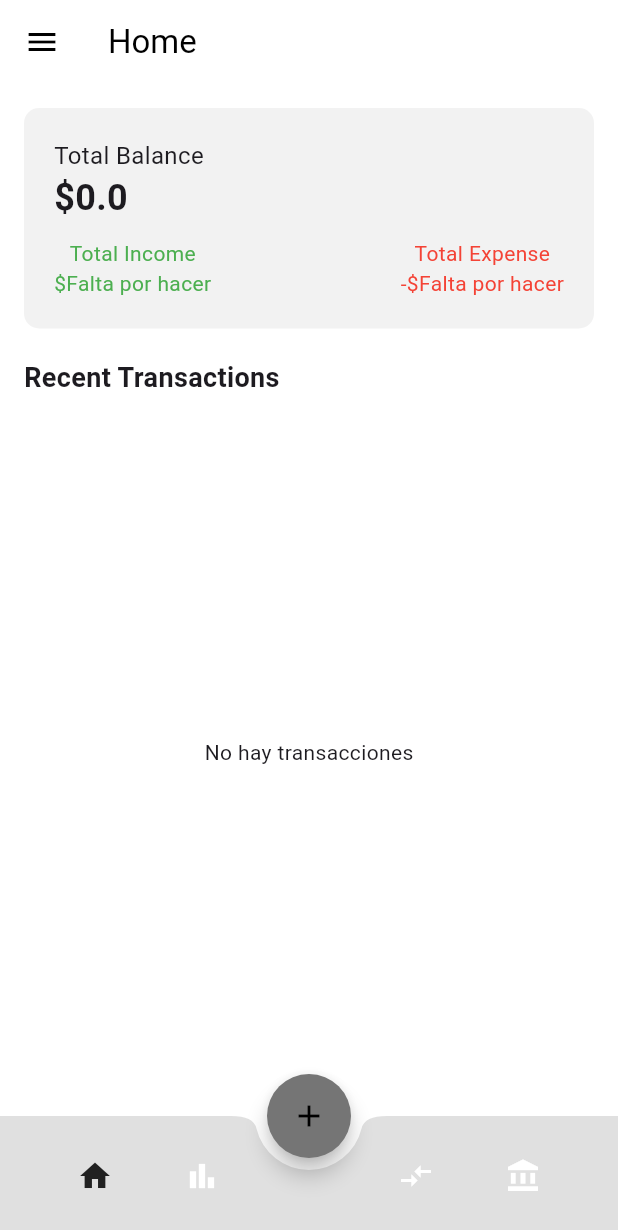
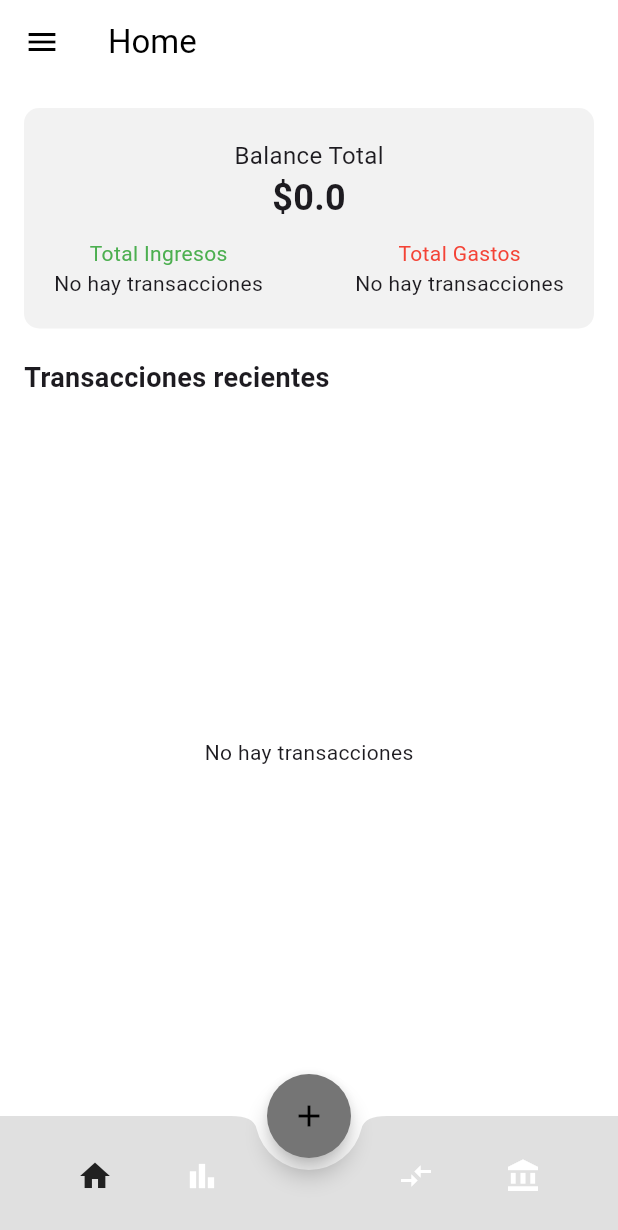
Before and after one commit to Kevindasilvaa/Proyecto_ingenieria_software, a Flutter app: the HomePage screen opened by its route, on a phone screen of 412 x 824 dp. Shown: the top 1230 px of the screen. Run offline on Flutter 3.47's test engine with Material 3 defaults, Android fonts, the phone set to English and light mode, and no system bars; our stand-ins replace cloud_firestore, firebase_auth, firebase_core; accounts and stored records are empty.

Commit message:
avances home y arreglo agregar transaccion

```diff
--- a/lib/models/clases/cuenta.dart
+++ b/lib/models/clases/cuenta.dart
@@ -1,3 +1,58 @@
+// import 'dart:math';
+
+// class Cuenta {
+//   final String nombre;
+//   final String tipo;
+//   final double saldo;
+//   final DateTime fechaCreacion;
+//   final String userEmail;
+//   final String tipoMoneda;
+//   late String idCuenta;
+
+//   Cuenta({
+//     required this.nombre,
+//     required this.tipo,
+//     required this.saldo,
+//     required this.fechaCreacion,
+//     required this.userEmail,
+//     required this.tipoMoneda,
+//     idCuenta,
+//   }) {
+//     generarIdCuenta(); // Generar el ID al crear la cuenta
+//   }
+
+//   Map<String, dynamic> toMap() {
+//     return {
+//       'nombre': nombre,
+//       'tipo': tipo,
+//       'saldo': saldo,
+//       'fechaCreacion': fechaCreacion.toIso8601String(),
+//       'userEmail': userEmail,
+//       'tipoMoneda': tipoMoneda,
+//       'idCuenta': idCuenta,
+//     };
+//   }
+
+//   factory Cuenta.fromMap(Map<String, dynamic> data) {
+//     return Cuenta(
+//       nombre: data['nombre'],
+//       tipo: data['tipo'],
+//       saldo: (data['saldo'] as num).toDouble(),
+//       fechaCreacion: DateTime.parse(data['fechaCreacion']),
+//       userEmail: data['userEmail'],
+//       tipoMoneda: data['tipoMoneda'],
+//       idCuenta: data['idCuenta'],
+//     );
+//   }
+
+//   void generarIdCuenta() {
+//     const caracteres = 'abcdefghijklmnopqrstuvwxyzABCDEFGHIJKLMNOPQRSTUVWXYZ0123456789';
+//     Random random = Random();
+//     idCuenta = String.fromCharCodes(
+//       Iterable.generate(50, (_) => caracteres.codeUnitAt(random.nextInt(caracteres.length))),
+//     );
+//   }
+// }
 import 'dart:math';
 
 class Cuenta {
@@ -16,9 +71,9 @@ class Cuenta {
     required this.fechaCreacion,
     required this.userEmail,
     required this.tipoMoneda,
-    idCuenta,
+    String? idCuenta,  // Se hace opcional
   }) {
-    generarIdCuenta(); // Generar el ID al crear la cuenta
+    this.idCuenta = idCuenta ?? generarIdCuenta(); // Si no se pasa, se genera
   }
 
   Map<String, dynamic> toMap() {
@@ -41,14 +96,14 @@ class Cuenta {
       fechaCreacion: DateTime.parse(data['fechaCreacion']),
       userEmail: data['userEmail'],
       tipoMoneda: data['tipoMoneda'],
-      idCuenta: data['idCuenta'],
+      idCuenta: data['idCuenta'], // Se pasa el idCuenta directamente
     );
   }
 
-  void generarIdCuenta() {
+  String generarIdCuenta() {
     const caracteres = 'abcdefghijklmnopqrstuvwxyzABCDEFGHIJKLMNOPQRSTUVWXYZ0123456789';
     Random random = Random();
-    idCuenta = String.fromCharCodes(
+    return String.fromCharCodes(
       Iterable.generate(50, (_) => caracteres.codeUnitAt(random.nextInt(caracteres.length))),
     );
   }
--- a/lib/views/screens/home.dart
+++ b/lib/views/screens/home.dart
@@ -1,162 +1,14 @@
-// import 'package:firebase_auth/firebase_auth.dart';
-// import 'package:flutter/material.dart';
-// import 'package:moni/controllers/cuenta_controller.dart';
-// import 'package:moni/controllers/user_controller.dart';
-// import 'package:provider/provider.dart';
-// import 'package:moni/views/widgets/NavBar.dart';
-// import 'package:moni/views/widgets/CustomDrawer.dart';
-// import 'package:moni/views/widgets/RecentTransactionsView.dart';
-
-// class HomePage extends StatefulWidget {
-//   @override
-//   _HomePageState createState() => _HomePageState();
-// }
-
-// class _HomePageState extends State<HomePage> {
-//   bool _isLoading = true;
-
-//   @override
-//   void initState() {
-//     super.initState();
-//     WidgetsBinding.instance.addPostFrameCallback((_) {
-//       FirebaseAuth.instance.authStateChanges().listen((User? user) {
-//         if (user == null) {
-//           Navigator.of(context).pushNamed('/');
-//         } else {
-//           _loadData(user);
-//         }
-//       });
-//     });
-//   }
-
-//   Future<void> _loadData(User user) async {
-//     final cuentaController = Provider.of<CuentaController>(context, listen: false);
-
-//     try {
-//       await cuentaController.cargarCuentas(user.email!);
-//       setState(() {
-//         _isLoading = false;
-//       });
-//     } catch (error) {
-//       print('Error al cargar datos: $error');
-//       setState(() {
-//         _isLoading = false;
-//       });
-//       ScaffoldMessenger.of(context).showSnackBar(
-//         SnackBar(content: Text('Error al cargar las cuentas: $error')),
-//       );
-//     }
-//   }
-
-//   @override
-//   Widget build(BuildContext context) {
-//     final userController = Provider.of<UserController>(context);
-//     final cuentaController = Provider.of<CuentaController>(context); // Access cuentaController here
-
-//     return Scaffold(
-//       appBar: AppBar(
-//         backgroundColor: const Color(0xFFFFFFFF),
-//         title: const Text('Home', style: TextStyle(color: Colors.black)),
-//         iconTheme: const IconThemeData(color: Colors.black),
-//       ),
-//       drawer: CustomDrawer(),
-//       body: Column(
-//         children: [
-//           Expanded(
-//             child: _isLoading
-//                 ? const Center(child: CircularProgressIndicator())
-//                 : SafeArea(
-//               child: Padding(
-//                 padding: const EdgeInsets.all(16.0),
-//                 child: Column(
-//                   crossAxisAlignment: CrossAxisAlignment.start,
-//                   children: [
-//                     _buildBalanceCard(cuentaController), // Pass cuentaController
-//                     const SizedBox(height: 20),
-//                     const Text('Recent Transactions',
-//                         style: TextStyle(
-//                             fontSize: 18, fontWeight: FontWeight.bold)),
-//                     const SizedBox(height: 10),
-//                     Expanded(
-//                       child: RecentTransactionsView(),
-//                     ),
-//                   ],
-//                 ),
-//               ),
-//             ),
-//           ),
-//           Container(
-//             height: 80.0,
-//             child: NavBar(
-//               onPlusPressed: () {
-//                 Navigator.of(context).pushNamed('/addTransactions');
-//               },
-//               currentPage: '/home',
-//             ),
-//           ),
-//         ],
-//       ),
-//     );
-//   }
-
-//   Widget _buildBalanceCard(CuentaController cuentaController) { // Receive cuentaController
-//     return Container(
-//       padding: const EdgeInsets.all(20),
-//       decoration: BoxDecoration(
-//         color: const Color(0xFFF2F2F2),
-//         borderRadius: BorderRadius.circular(10),
-//       ),
-//       child: Column(
-//         crossAxisAlignment: CrossAxisAlignment.start,
-//         children: [
-//           const Text('Total Balance', style: TextStyle(fontSize: 16)),
-//           Text(
-//             '\$${cuentaController.calcularBalanceTotal()}',
-//             style: const TextStyle(fontSize: 24, fontWeight: FontWeight.bold),
-//           ),
-//           const SizedBox(height: 10),
-//           Row(
-//             mainAxisAlignment: MainAxisAlignment.spaceBetween,
-//             children: [
-//               Column(
-//                 children: [
-//                   const Text('Total Income',
-//                       style: TextStyle(color: Colors.green)),
-//                   Text('\$${'Falta por hacer'}',
-//                       style: const TextStyle(color: Colors.green)),
-//                 ],
-//               ),
-//               Column(
-//                 children: [
-//                   const Text('Total Expense',
-//                       style: TextStyle(color: Colors.red)),
-//                   Text('-\$${'Falta por hacer'}',
-//                       style: const TextStyle(color: Colors.red)),
-//                 ],
-//               ),
-//             ],
-//           ),
-//         ],
-//       ),
-//     );
-//   }
-
-//   Future<void> _logout() async {
-//     final userController = Provider.of<UserController>(context, listen: false);
-//     await userController.logOut();
-//     ScaffoldMessenger.of(context).showSnackBar(
-//         const SnackBar(content: Text('Cierre de sesión exitoso.')));
-//     Navigator.pushNamed(context, '/');
-//   }
-// }
 import 'package:firebase_auth/firebase_auth.dart';
 import 'package:flutter/material.dart';
 import 'package:moni/controllers/cuenta_controller.dart';
+import 'package:moni/controllers/transaccion_controller.dart';
 import 'package:moni/controllers/user_controller.dart';
+import 'package:moni/models/clases/transaccion.dart';
 import 'package:provider/provider.dart';
 import 'package:moni/views/widgets/NavBar.dart';
 import 'package:moni/views/widgets/CustomDrawer.dart';
 import 'package:moni/views/widgets/RecentTransactionsView.dart';
+import 'package:intl/intl.dart';
 
 class HomePage extends StatefulWidget {
   @override
@@ -210,30 +62,28 @@ class _HomePageState extends State<HomePage> {
         iconTheme: const IconThemeData(color: Colors.black),
       ),
       drawer: CustomDrawer(),
-      body: Column( // <-- Main Column
+      body: Column(
         children: [
-          Expanded( // <-- Expanded for the main content
+          Expanded(
             child: _isLoading
                 ? const Center(child: CircularProgressIndicator())
-                : Padding( // <-- Padding instead of SafeArea
+                : Padding(
                     padding: const EdgeInsets.all(16.0),
-              child: Column( // <-- Column inside Padding
+                    child: Column(
                       crossAxisAlignment: CrossAxisAlignment.start,
                       children: [
                         _buildBalanceCard(cuentaController),
                         const SizedBox(height: 20),
-                  const Text('Recent Transactions',
+                        const Text('Transacciones recientes',
                             style: TextStyle(
                                 fontSize: 18, fontWeight: FontWeight.bold)),
                         const SizedBox(height: 10),
-                  Expanded(
-                    child: RecentTransactionsView(),
-                  ),
+                        Expanded(child: RecentTransactionsView()),
                       ],
                     ),
                   ),
           ),
-          Container( // <-- NavBar remains outside Expanded
+          Container(
             height: 80.0,
             child: NavBar(
               onPlusPressed: () {
@@ -247,7 +97,7 @@ class _HomePageState extends State<HomePage> {
     );
   }
 
-  Widget _buildBalanceCard(CuentaController cuentaController) { // Receive cuentaController
+  Widget _buildBalanceCard(CuentaController cuentaController) {
     return Container(
       padding: const EdgeInsets.all(20),
       decoration: BoxDecoration(
@@ -255,9 +105,10 @@ class _HomePageState extends State<HomePage> {
         borderRadius: BorderRadius.circular(10),
       ),
       child: Column(
-        crossAxisAlignment: CrossAxisAlignment.start,
+        mainAxisAlignment: MainAxisAlignment.center,  // Centrar contenido
+      crossAxisAlignment: CrossAxisAlignment.center,  // Centrar contenido horizontalmente
         children: [
-          const Text('Total Balance', style: TextStyle(fontSize: 16)),
+          const Text('Balance Total', style: TextStyle(fontSize: 16)),
           Text(
             '\$${cuentaController.calcularBalanceTotal()}',
             style: const TextStyle(fontSize: 24, fontWeight: FontWeight.bold),
@@ -268,18 +119,16 @@ class _HomePageState extends State<HomePage> {
             children: [
               Column(
                 children: [
-                  const Text('Total Income',
+                  const Text('Total Ingresos',
                       style: TextStyle(color: Colors.green)),
-                  Text('\$${'Falta por hacer'}',
-                      style: const TextStyle(color: Colors.green)),
+                  TotalIngresosView(),
                 ],
               ),
               Column(
                 children: [
-                  const Text('Total Expense',
+                  const Text('Total Gastos',
                       style: TextStyle(color: Colors.red)),
-                  Text('-\$${'Falta por hacer'}',
-                      style: const TextStyle(color: Colors.red)),
+                  TotalGastosView(),
                 ],
               ),
             ],
@@ -297,3 +146,80 @@ class _HomePageState extends State<HomePage> {
     Navigator.pushNamed(context, '/');
   }
 }
+
+class TotalIngresosView extends StatelessWidget {
+  final TransaccionesController _controller = TransaccionesController();
+
+  @override
+  Widget build(BuildContext context) {
+    return StreamBuilder<List<Transaccion>>(
+      stream: _controller.obtenerTransaccionesUsuarioStream(),
+      builder: (context, snapshot) {
+        if (snapshot.connectionState == ConnectionState.waiting) {
+          return const Center(child: CircularProgressIndicator());
+        } else if (snapshot.hasError) {
+          return Center(child: Text('Error: ${snapshot.error}'));
+        } else if (snapshot.data == null || snapshot.data!.isEmpty) {
+          return const Center(child: Text('No hay transacciones'));
+        } else {
+          final transacciones = snapshot.data!;
+
+          // Filtra las transacciones que son de ingreso y ocurren en el mes actual
+          final fechaInicioMes = DateTime(DateTime.now().year, DateTime.now().month, 1);
+          final fechaFinMes = DateTime(DateTime.now().year, DateTime.now().month + 1, 0);
+
+          final transaccionesDelMes = transacciones.where((transaccion) {
+            return transaccion.fecha.isAfter(fechaInicioMes) && transaccion.fecha.isBefore(fechaFinMes) && transaccion.ingreso;
+          }).toList();
+
+          // Suma los montos de las transacciones de ingreso
+          final totalIngresos = transaccionesDelMes.fold(0.0, (sum, transaccion) => sum + transaccion.monto);
+
+          // Usamos el formato correcto para la moneda
+          return Text(
+            '+${NumberFormat.simpleCurrency().format(totalIngresos)}',
+            style: const TextStyle(color: Colors.green, fontSize: 16),
+          );
+        }
+      },
+    );
+  }
+}
+
+class TotalGastosView extends StatelessWidget {
+  final TransaccionesController _controller = TransaccionesController();
+
+  @override
+  Widget build(BuildContext context) {
+    return StreamBuilder<List<Transaccion>>(
+      stream: _controller.obtenerTransaccionesUsuarioStream(),
+      builder: (context, snapshot) {
+        if (snapshot.connectionState == ConnectionState.waiting) {
+          return const Center(child: CircularProgressIndicator());
+        } else if (snapshot.hasError) {
+          return Center(child: Text('Error: ${snapshot.error}'));
+        } else if (snapshot.data == null || snapshot.data!.isEmpty) {
+          return const Center(child: Text('No hay transacciones'));
+        } else {
+          final transacciones = snapshot.data!;
+
+          // Filtra las transacciones que son de gasto y ocurren en el mes actual
+          final fechaInicioMes = DateTime(DateTime.now().year, DateTime.now().month, 1);
+          final fechaFinMes = DateTime(DateTime.now().year, DateTime.now().month + 1, 0);
+
+          final transaccionesDelMes = transacciones.where((transaccion) {
+            return transaccion.fecha.isAfter(fechaInicioMes) && transaccion.fecha.isBefore(fechaFinMes) && !transaccion.ingreso;
+          }).toList();
+
+          // Suma los montos de las transacciones de gasto
+          final totalGastos = transaccionesDelMes.fold(0.0, (sum, transaccion) => sum + transaccion.monto);
+
+          return Text(
+            '-${NumberFormat.simpleCurrency().format(totalGastos)}',
+            style: const TextStyle(color: Colors.red, fontSize: 16),
+          );
+        }
+      },
+    );
+  }
+}
```
Also changed, not shown: lib/models/dbHelper/Firebase_service.dart (+24 -13 lines), lib/views/widgets/RecentTransactionsView.dart (+24 -4 lines). Lines whose indentation alone changed are shown as unchanged.
